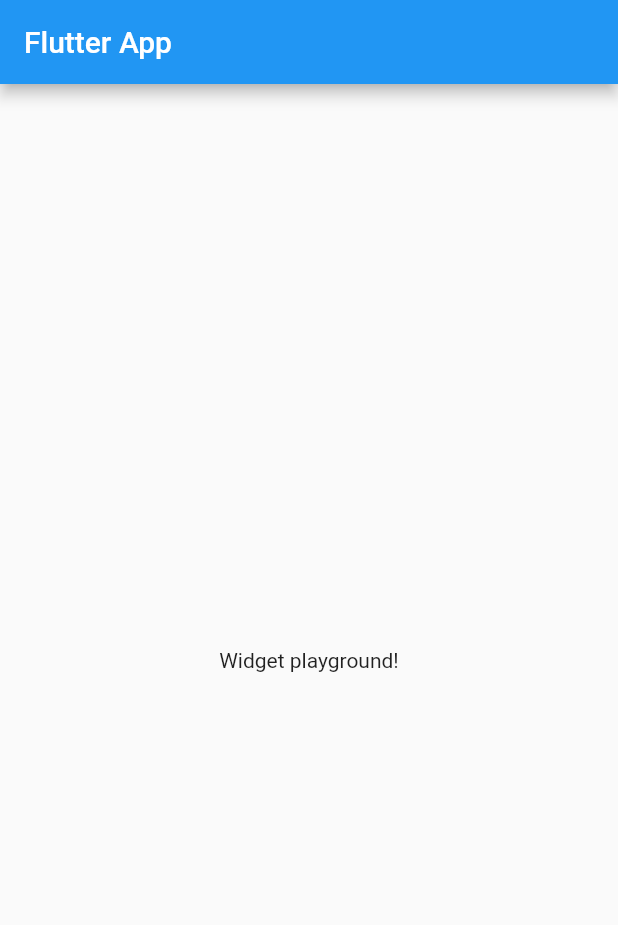
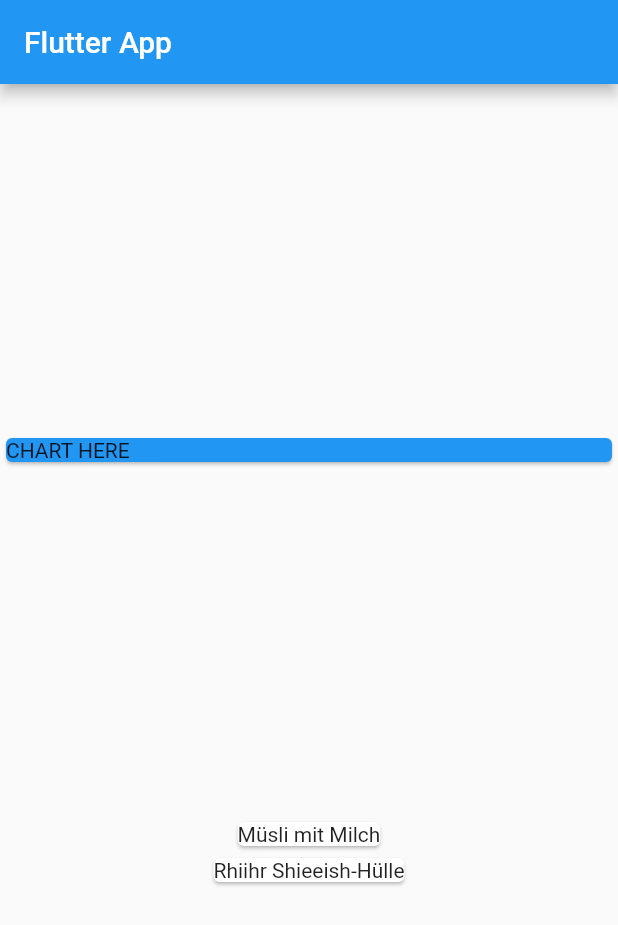
Before and after one commit to Totemi1324/personal_expenses, a Flutter app: the screen it shows after launch, on a phone screen of 412 x 824 dp. Shown: the top 925 px of the screen. Run offline on Flutter 3.47's test engine with Material 2 defaults, Android fonts, the phone set to English and light mode, and no system bars.

Commit message:
Create struct for transactions and widgets mapping

```diff
--- a/lib/main.dart
+++ b/lib/main.dart
@@ -1,4 +1,5 @@
 import 'package:flutter/material.dart';
+import './transaction.dart';
 
 void main() {
   runApp(const MyApp());
@@ -9,7 +10,7 @@ class MyApp extends StatelessWidget {
 
   @override
   Widget build(BuildContext context) {
-    return const MaterialApp(
+    return MaterialApp(
       title: "PersEx - Expense tracker",
       home: MyHomePage(),
     );
@@ -17,7 +18,22 @@ class MyApp extends StatelessWidget {
 }
 
 class MyHomePage extends StatelessWidget {
-  const MyHomePage({super.key});
+  final List<Transaction> transaction = [
+    Transaction(
+      id: '1',
+      title: 'Müsli mit Milch',
+      amount: 4.20,
+      date: DateTime.now(),
+    ),
+    Transaction(
+      id: '2',
+      title: 'Rhiihr Shieeish-Hülle',
+      amount: 69.69,
+      date: DateTime.now(),
+    )
+  ];
+
+  MyHomePage({super.key});
 
   @override
   Widget build(BuildContext context) {
@@ -25,8 +41,24 @@ class MyHomePage extends StatelessWidget {
       appBar: AppBar(
         title: const Text("Flutter App"),
       ),
-      body: const Center(
-        child: Text("Widget playground!"),
+      body: Column(
+        mainAxisAlignment: MainAxisAlignment.spaceEvenly,
+        crossAxisAlignment: CrossAxisAlignment.stretch,
+        children: [
+          const Card(
+            color: Colors.blue,
+            child: Text("CHART HERE"),
+          ),
+          Column(
+            children: transaction
+                .map(
+                  (e) => Card(
+                    child: Text(e.title),
+                  ),
+                )
+                .toList(),
+          ),
+        ],
       ),
     );
   }
--- /dev/null
+++ b/lib/transaction.dart
@@ -0,0 +1,12 @@
+class Transaction {
+  String id;
+  String title;
+  double amount;
+  DateTime date;
+
+  Transaction(
+      {required this.id,
+      required this.title,
+      required this.amount,
+      required this.date});
+}
```
